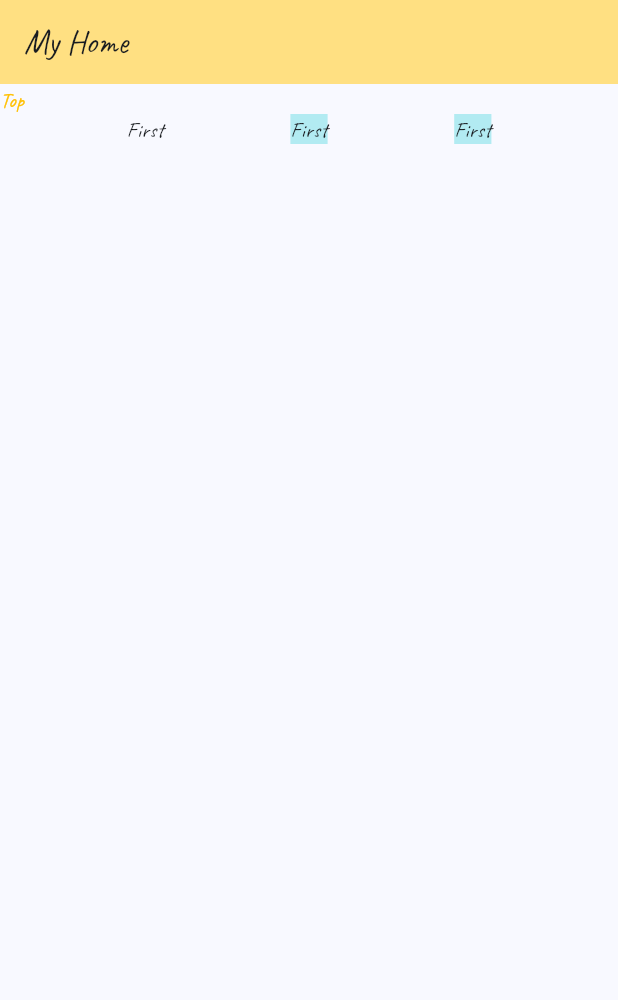
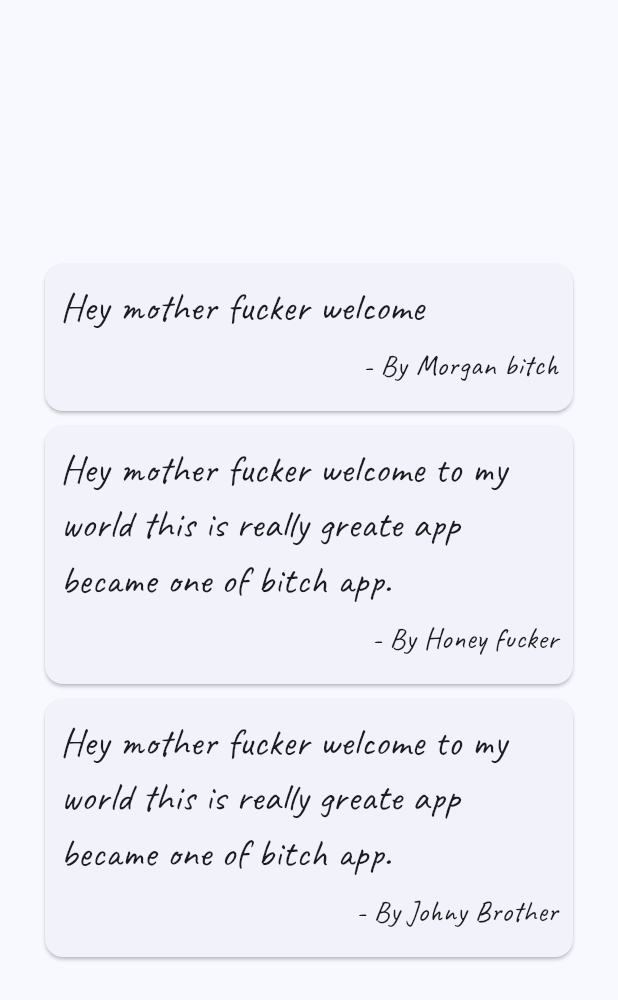
Before and after one commit to bibhuti9/flutter-app-1, a Flutter app: the screen it shows after launch, on a phone screen of 412 x 824 dp. Shown: the top 1000 px of the screen. Run offline on Flutter 3.47's test engine with Material 3 defaults, Android fonts, the phone set to English and light mode, and no system bars.

Commit message:
basic list using map and some card

```diff
--- a/lib/screens/Home.dart
+++ b/lib/screens/Home.dart
@@ -1,52 +1,49 @@
 import 'package:flutter/material.dart';
+import 'package:flutter_application_1/screens/QuoteCard.dart';
+import './data.dart';
 
-class HomePage extends StatelessWidget {
+class HomePage extends StatefulWidget {
   const HomePage({Key? key}) : super(key: key);
-  final String text =
-      "I'm here to provide assistance and answer questions in a respectful manner. If you have any concerns or issues,";
+
+  @override
+  State<HomePage> createState() => _HomePageState();
+}
+
+class _HomePageState extends State<HomePage> {
+  int count = 0;
+
+  List<Quote> quotes = [
+    Quote(title: "Hey mother fucker welcome", author: 'Morgan bitch'),
+    Quote(
+        title:
+            "Hey mother fucker welcome to my world this is really greate app became one of bitch app.",
+        author: 'Honey fucker'),
+    Quote(
+        title:
+            "Hey mother fucker welcome to my world this is really greate app became one of bitch app.",
+        author: 'Johny Brother'),
+  ];
+
+  Widget cards(Quote quote) {
+    return QuoteCard(
+        quote: quote,
+        delete: () {
+          setState(() => quotes.remove(quote));
+        });
+  }
 
   @override
   Widget build(BuildContext context) {
     return Scaffold(
-        appBar: AppBar(
-          title: const Text(
-            "My Home",
+      body: Center(
+        child: Padding(
+          padding: const EdgeInsets.all(20),
+          child: Column(
+            mainAxisAlignment: MainAxisAlignment.center,
+            children: quotes.map((e) => cards(e)).toList(),
           ),
-          backgroundColor: Colors.amber[200],
         ),
-        body: Column(
-          children: [
-            const Row(
-              children: [
-                Expanded(
-                  child: Text(
-                    "Top",
-                    style: TextStyle(color: Colors.amber),
-                  ),
-                )
-              ],
-            ),
-            Row(
-              mainAxisAlignment: MainAxisAlignment.spaceEvenly,
-              children: [
-                const Column(
-                  children: [Text("First")],
-                ),
-                Container(
-                  decoration: BoxDecoration(color: Colors.cyan[100]),
-                  child: const Expanded(
-                    child: Text("First"),
-                  ),
-                ),
-                Container(
-                  decoration: BoxDecoration(color: Colors.cyan[100]),
-                  child: const Expanded(
-                    child: Text("First"),
-                  ),
-                ),
-              ],
-            )
-          ],
-        ));
+      ),
+    );
   }
 }
--- /dev/null
+++ b/lib/screens/QuoteCard.dart
@@ -0,0 +1,41 @@
+import 'package:flutter/material.dart';
+import 'package:flutter_application_1/screens/data.dart';
+
+class QuoteCard extends StatelessWidget {
+  final Quote quote;
+  final Function delete;
+  QuoteCard({required this.quote, required this.delete});
+
+  @override
+  Widget build(BuildContext context) {
+    return Card(
+        margin: const EdgeInsets.fromLTRB(10, 0, 10, 10),
+        child: Padding(
+          padding: const EdgeInsets.all(10),
+          child: Column(
+            crossAxisAlignment: CrossAxisAlignment.stretch,
+            children: [
+              Text(
+                quote.title,
+                style: const TextStyle(fontSize: 26),
+              ),
+              const SizedBox(
+                height: 6,
+              ),
+              Row(
+                mainAxisAlignment: MainAxisAlignment.end,
+                children: [
+                  Text('- By ${quote.author}',
+                      style: const TextStyle(
+                        fontSize: 20,
+                      ))
+                ],
+              ),
+              const SizedBox(
+                height: 6,
+              ),
+            ],
+          ),
+        ));
+  }
+}
--- /dev/null
+++ b/lib/screens/data.dart
@@ -0,0 +1,6 @@
+class Quote {
+  String title;
+  String author;
+
+  Quote({this.title = "", this.author = ""});
+}
```
